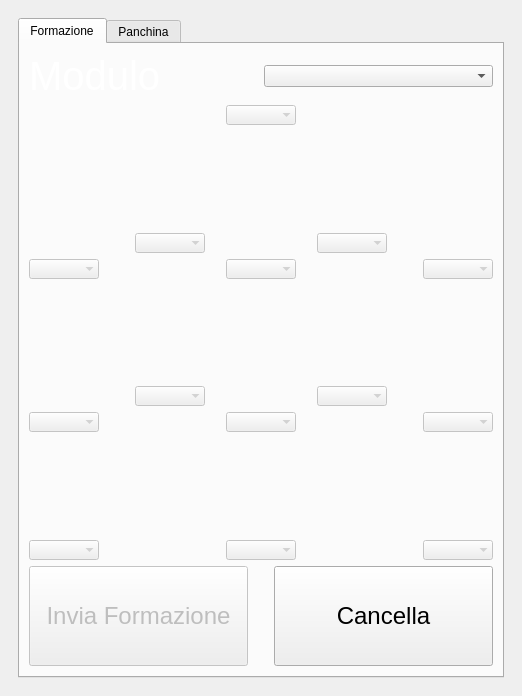
First picture: the form in forms/mainwindow.ui, repository matteosan1/fantandroid, before the edit.
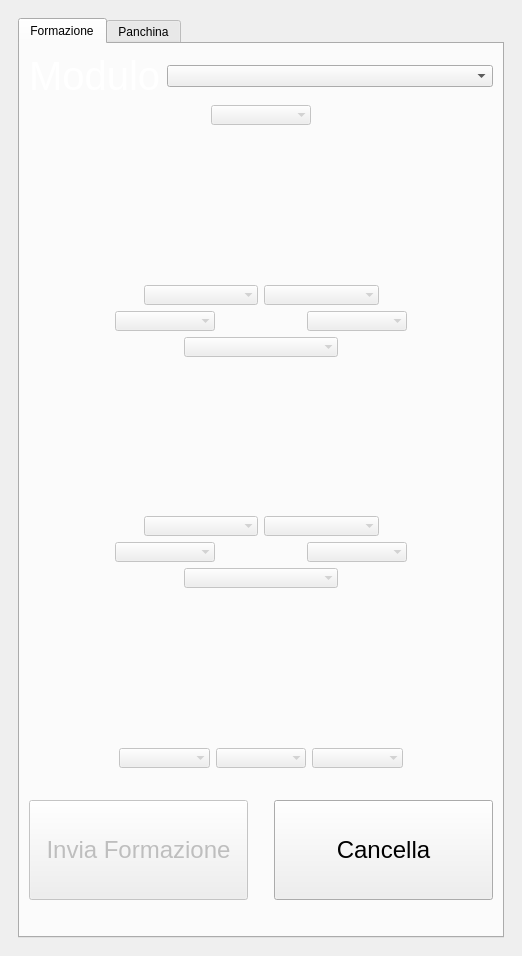
Second picture: the form after the edit. The open tabs and pages were chosen to show the change. Icons and pictures are not drawn.

The edit to the form file:
```diff
--- a/forms/mainwindow.ui
+++ b/forms/mainwindow.ui
@@ -7,7 +7,7 @@
     <x>0</x>
     <y>0</y>
     <width>522</width>
-    <height>696</height>
+    <height>956</height>
    </rect>
   </property>
   <property name="sizePolicy">
@@ -35,7 +35,8 @@
        </font>
       </property>
       <property name="styleSheet">
-       <string notr="true">QWidget#page {background-image: url(:/res/soccer-field2.jpg);}
+       <string notr="true">QStackWidget {background-color: grey;}
+QWidget#page {background-image: url(:/res/soccer-field2.jpg);}
 QWidget#page_4 {background-image: url(:/res/soccer-field2.jpg);}
 QWidget#page_5 {background-image: url(:/res/soccer-field2.jpg);}
 QWidget#page_3 {background-image: url(:/res/soccer-field2.jpg);}
@@ -43,7 +44,9 @@
 QWidget#tab {background-image: url(:/res/soccer-field2.jpg);}
 QWidget#tab_2 {background-image: url(:/res/soccer-field2.jpg);}
 QLabel { color: white; }
-QGroupBox#groupBox {color: white; }</string>
+QLabel { background-color: transparent; }
+QGroupBox#groupBox {color: white; }
+QGroupBox#groupBox {backgorund-image: url(:/res/soccer-field2.jpg);}</string>
       </property>
       <property name="currentIndex">
        <number>3</number>
@@ -680,6 +683,8 @@
            <attribute name="title">
             <string>Formazione</string>
            </attribute>
+           <layout class="QGridLayout" name="gridLayout_5">
+            <item row="0" column="0">
            <layout class="QVBoxLayout" name="verticalLayout_5">
             <item>
              <layout class="QHBoxLayout" name="horizontalLayout">
@@ -696,7 +701,20 @@
                </widget>
               </item>
               <item>
-               <widget class="QComboBox" name="comboBoxModulo"/>
+                 <widget class="QComboBox" name="comboBoxModulo">
+                  <property name="sizePolicy">
+                   <sizepolicy hsizetype="MinimumExpanding" vsizetype="Fixed">
+                    <horstretch>0</horstretch>
+                    <verstretch>0</verstretch>
+                   </sizepolicy>
+                  </property>
+                  <property name="minimumSize">
+                   <size>
+                    <width>100</width>
+                    <height>0</height>
+                   </size>
+                  </property>
+                 </widget>
               </item>
              </layout>
             </item>
@@ -723,6 +741,18 @@
                 <property name="enabled">
                  <bool>false</bool>
                 </property>
+                  <property name="sizePolicy">
+                   <sizepolicy hsizetype="MinimumExpanding" vsizetype="Fixed">
+                    <horstretch>0</horstretch>
+                    <verstretch>0</verstretch>
+                   </sizepolicy>
+                  </property>
+                  <property name="minimumSize">
+                   <size>
+                    <width>100</width>
+                    <height>0</height>
+                   </size>
+                  </property>
                 <property name="editable">
                  <bool>false</bool>
                 </property>
@@ -779,6 +809,18 @@
                 <property name="enabled">
                  <bool>false</bool>
                 </property>
+                  <property name="sizePolicy">
+                   <sizepolicy hsizetype="MinimumExpanding" vsizetype="Fixed">
+                    <horstretch>0</horstretch>
+                    <verstretch>0</verstretch>
+                   </sizepolicy>
+                  </property>
+                  <property name="minimumSize">
+                   <size>
+                    <width>100</width>
+                    <height>0</height>
+                   </size>
+                  </property>
                 <property name="editable">
                  <bool>false</bool>
                 </property>
@@ -787,24 +829,23 @@
                 </property>
                </widget>
               </item>
-              <item>
-               <spacer name="horizontalSpacer_8">
-                <property name="orientation">
-                 <enum>Qt::Horizontal</enum>
-                </property>
-                <property name="sizeHint" stdset="0">
-                 <size>
-                  <width>40</width>
-                  <height>20</height>
-                 </size>
-                </property>
-               </spacer>
-              </item>
               <item>
                <widget class="QComboBox" name="comboBoxDifensoreCx2">
                 <property name="enabled">
                  <bool>false</bool>
                 </property>
+                  <property name="sizePolicy">
+                   <sizepolicy hsizetype="MinimumExpanding" vsizetype="Fixed">
+                    <horstretch>0</horstretch>
+                    <verstretch>0</verstretch>
+                   </sizepolicy>
+                  </property>
+                  <property name="minimumSize">
+                   <size>
+                    <width>100</width>
+                    <height>0</height>
+                   </size>
+                  </property>
                 <property name="editable">
                  <bool>false</bool>
                 </property>
@@ -830,36 +871,35 @@
             </item>
             <item>
              <layout class="QHBoxLayout" name="horizontalLayout_5">
+                <item>
+                 <spacer name="horizontalSpacer_4">
+                  <property name="orientation">
+                   <enum>Qt::Horizontal</enum>
+                  </property>
+                  <property name="sizeHint" stdset="0">
+                   <size>
+                    <width>40</width>
+                    <height>20</height>
+                   </size>
+                  </property>
+                 </spacer>
+                </item>
               <item>
                <widget class="QComboBox" name="comboBoxDifensoreDx">
                 <property name="enabled">
                  <bool>false</bool>
                 </property>
-                <property name="editable">
-                 <bool>false</bool>
-                </property>
-                <property name="frame">
-                 <bool>false</bool>
-                </property>
-               </widget>
-              </item>
-              <item>
-               <spacer name="horizontalSpacer_6">
-                <property name="orientation">
-                 <enum>Qt::Horizontal</enum>
-                </property>
-                <property name="sizeHint" stdset="0">
+                  <property name="sizePolicy">
+                   <sizepolicy hsizetype="MinimumExpanding" vsizetype="Fixed">
+                    <horstretch>0</horstretch>
+                    <verstretch>0</verstretch>
+                   </sizepolicy>
+                  </property>
+                  <property name="minimumSize">
                  <size>
-                  <width>40</width>
-                  <height>20</height>
-                 </size>
-                </property>
-               </spacer>
-              </item>
-              <item>
-               <widget class="QComboBox" name="comboBoxDifensoreCx3">
-                <property name="enabled">
-                 <bool>false</bool>
+                    <width>100</width>
+                    <height>0</height>
+                   </size>
                 </property>
                 <property name="editable">
                  <bool>false</bool>
@@ -887,6 +927,18 @@
                 <property name="enabled">
                  <bool>false</bool>
                 </property>
+                  <property name="sizePolicy">
+                   <sizepolicy hsizetype="MinimumExpanding" vsizetype="Fixed">
+                    <horstretch>0</horstretch>
+                    <verstretch>0</verstretch>
+                   </sizepolicy>
+                  </property>
+                  <property name="minimumSize">
+                   <size>
+                    <width>100</width>
+                    <height>0</height>
+                   </size>
+                  </property>
                 <property name="editable">
                  <bool>false</bool>
                 </property>
@@ -894,6 +946,74 @@
                  <bool>false</bool>
                 </property>
                </widget>
+                </item>
+                <item>
+                 <spacer name="horizontalSpacer_6">
+                  <property name="orientation">
+                   <enum>Qt::Horizontal</enum>
+                  </property>
+                  <property name="sizeHint" stdset="0">
+                   <size>
+                    <width>40</width>
+                    <height>20</height>
+                   </size>
+                  </property>
+                 </spacer>
+                </item>
+               </layout>
+              </item>
+              <item>
+               <layout class="QHBoxLayout" name="horizontalLayout_7">
+                <item>
+                 <spacer name="horizontalSpacer_31">
+                  <property name="orientation">
+                   <enum>Qt::Horizontal</enum>
+                  </property>
+                  <property name="sizeHint" stdset="0">
+                   <size>
+                    <width>40</width>
+                    <height>20</height>
+                   </size>
+                  </property>
+                 </spacer>
+                </item>
+                <item>
+                 <widget class="QComboBox" name="comboBoxDifensoreCx3">
+                  <property name="enabled">
+                   <bool>false</bool>
+                  </property>
+                  <property name="sizePolicy">
+                   <sizepolicy hsizetype="MinimumExpanding" vsizetype="Fixed">
+                    <horstretch>0</horstretch>
+                    <verstretch>0</verstretch>
+                   </sizepolicy>
+                  </property>
+                  <property name="minimumSize">
+                   <size>
+                    <width>100</width>
+                    <height>0</height>
+                   </size>
+                  </property>
+                  <property name="editable">
+                   <bool>false</bool>
+                  </property>
+                  <property name="frame">
+                   <bool>false</bool>
+                  </property>
+                 </widget>
+                </item>
+                <item>
+                 <spacer name="horizontalSpacer_32">
+                  <property name="orientation">
+                   <enum>Qt::Horizontal</enum>
+                  </property>
+                  <property name="sizeHint" stdset="0">
+                   <size>
+                    <width>40</width>
+                    <height>20</height>
+                   </size>
+                  </property>
+                 </spacer>
               </item>
              </layout>
             </item>
@@ -930,6 +1050,18 @@
                 <property name="enabled">
                  <bool>false</bool>
                 </property>
+                  <property name="sizePolicy">
+                   <sizepolicy hsizetype="MinimumExpanding" vsizetype="Fixed">
+                    <horstretch>0</horstretch>
+                    <verstretch>0</verstretch>
+                   </sizepolicy>
+                  </property>
+                  <property name="minimumSize">
+                   <size>
+                    <width>100</width>
+                    <height>0</height>
+                   </size>
+                  </property>
                 <property name="editable">
                  <bool>false</bool>
                 </property>
@@ -938,24 +1070,23 @@
                 </property>
                </widget>
               </item>
-              <item>
-               <spacer name="horizontalSpacer_5">
-                <property name="orientation">
-                 <enum>Qt::Horizontal</enum>
-                </property>
-                <property name="sizeHint" stdset="0">
-                 <size>
-                  <width>40</width>
-                  <height>20</height>
-                 </size>
-                </property>
-               </spacer>
-              </item>
               <item>
                <widget class="QComboBox" name="comboBoxCentrocampistaCx2">
                 <property name="enabled">
                  <bool>false</bool>
                 </property>
+                  <property name="sizePolicy">
+                   <sizepolicy hsizetype="MinimumExpanding" vsizetype="Fixed">
+                    <horstretch>0</horstretch>
+                    <verstretch>0</verstretch>
+                   </sizepolicy>
+                  </property>
+                  <property name="minimumSize">
+                   <size>
+                    <width>100</width>
+                    <height>0</height>
+                   </size>
+                  </property>
                 <property name="editable">
                  <bool>false</bool>
                 </property>
@@ -980,12 +1111,37 @@
              </layout>
             </item>
             <item>
-             <layout class="QHBoxLayout" name="horizontalLayout_7">
+               <layout class="QHBoxLayout" name="horizontalLayout_22">
+                <item>
+                 <spacer name="horizontalSpacer_28">
+                  <property name="orientation">
+                   <enum>Qt::Horizontal</enum>
+                  </property>
+                  <property name="sizeHint" stdset="0">
+                   <size>
+                    <width>40</width>
+                    <height>20</height>
+                   </size>
+                  </property>
+                 </spacer>
+                </item>
               <item>
                <widget class="QComboBox" name="comboBoxCentrocampistaDx">
                 <property name="enabled">
                  <bool>false</bool>
                 </property>
+                  <property name="sizePolicy">
+                   <sizepolicy hsizetype="MinimumExpanding" vsizetype="Fixed">
+                    <horstretch>0</horstretch>
+                    <verstretch>0</verstretch>
+                   </sizepolicy>
+                  </property>
+                  <property name="minimumSize">
+                   <size>
+                    <width>100</width>
+                    <height>0</height>
+                   </size>
+                  </property>
                 <property name="editable">
                  <bool>false</bool>
                 </property>
@@ -1007,37 +1163,23 @@
                 </property>
                </spacer>
               </item>
-              <item>
-               <widget class="QComboBox" name="comboBoxCentrocampistaCx3">
-                <property name="enabled">
-                 <bool>false</bool>
-                </property>
-                <property name="editable">
-                 <bool>false</bool>
-                </property>
-                <property name="frame">
-                 <bool>false</bool>
-                </property>
-               </widget>
-              </item>
-              <item>
-               <spacer name="horizontalSpacer_4">
-                <property name="orientation">
-                 <enum>Qt::Horizontal</enum>
-                </property>
-                <property name="sizeHint" stdset="0">
-                 <size>
-                  <width>40</width>
-                  <height>20</height>
-                 </size>
-                </property>
-               </spacer>
-              </item>
               <item>
                <widget class="QComboBox" name="comboBoxCentrocampistaSx">
                 <property name="enabled">
                  <bool>false</bool>
                 </property>
+                  <property name="sizePolicy">
+                   <sizepolicy hsizetype="MinimumExpanding" vsizetype="Fixed">
+                    <horstretch>0</horstretch>
+                    <verstretch>0</verstretch>
+                   </sizepolicy>
+                  </property>
+                  <property name="minimumSize">
+                   <size>
+                    <width>100</width>
+                    <height>0</height>
+                   </size>
+                  </property>
                 <property name="editable">
                  <bool>false</bool>
                 </property>
@@ -1045,6 +1187,74 @@
                  <bool>false</bool>
                 </property>
                </widget>
+                </item>
+                <item>
+                 <spacer name="horizontalSpacer_29">
+                  <property name="orientation">
+                   <enum>Qt::Horizontal</enum>
+                  </property>
+                  <property name="sizeHint" stdset="0">
+                   <size>
+                    <width>40</width>
+                    <height>20</height>
+                   </size>
+                  </property>
+                 </spacer>
+                </item>
+               </layout>
+              </item>
+              <item>
+               <layout class="QHBoxLayout" name="horizontalLayout_23">
+                <item>
+                 <spacer name="horizontalSpacer_33">
+                  <property name="orientation">
+                   <enum>Qt::Horizontal</enum>
+                  </property>
+                  <property name="sizeHint" stdset="0">
+                   <size>
+                    <width>40</width>
+                    <height>20</height>
+                   </size>
+                  </property>
+                 </spacer>
+                </item>
+                <item>
+                 <widget class="QComboBox" name="comboBoxCentrocampistaCx3">
+                  <property name="enabled">
+                   <bool>false</bool>
+                  </property>
+                  <property name="sizePolicy">
+                   <sizepolicy hsizetype="MinimumExpanding" vsizetype="Fixed">
+                    <horstretch>0</horstretch>
+                    <verstretch>0</verstretch>
+                   </sizepolicy>
+                  </property>
+                  <property name="minimumSize">
+                   <size>
+                    <width>100</width>
+                    <height>0</height>
+                   </size>
+                  </property>
+                  <property name="editable">
+                   <bool>false</bool>
+                  </property>
+                  <property name="frame">
+                   <bool>false</bool>
+                  </property>
+                 </widget>
+                </item>
+                <item>
+                 <spacer name="horizontalSpacer_34">
+                  <property name="orientation">
+                   <enum>Qt::Horizontal</enum>
+                  </property>
+                  <property name="sizeHint" stdset="0">
+                   <size>
+                    <width>40</width>
+                    <height>20</height>
+                   </size>
+                  </property>
+                 </spacer>
               </item>
              </layout>
             </item>
@@ -1063,11 +1273,36 @@
             </item>
             <item>
              <layout class="QHBoxLayout" name="horizontalLayout_8">
+                <item>
+                 <spacer name="horizontalSpacer_5">
+                  <property name="orientation">
+                   <enum>Qt::Horizontal</enum>
+                  </property>
+                  <property name="sizeHint" stdset="0">
+                   <size>
+                    <width>40</width>
+                    <height>20</height>
+                   </size>
+                  </property>
+                 </spacer>
+                </item>
               <item>
                <widget class="QComboBox" name="comboBoxAttaccanteDx">
                 <property name="enabled">
                  <bool>false</bool>
                 </property>
+                  <property name="sizePolicy">
+                   <sizepolicy hsizetype="MinimumExpanding" vsizetype="Fixed">
+                    <horstretch>0</horstretch>
+                    <verstretch>0</verstretch>
+                   </sizepolicy>
+                  </property>
+                  <property name="minimumSize">
+                   <size>
+                    <width>50</width>
+                    <height>0</height>
+                   </size>
+                  </property>
                 <property name="editable">
                  <bool>false</bool>
                 </property>
@@ -1076,24 +1311,23 @@
                 </property>
                </widget>
               </item>
-              <item>
-               <spacer name="horizontalSpacer_9">
-                <property name="orientation">
-                 <enum>Qt::Horizontal</enum>
-                </property>
-                <property name="sizeHint" stdset="0">
-                 <size>
-                  <width>40</width>
-                  <height>20</height>
-                 </size>
-                </property>
-               </spacer>
-              </item>
               <item>
                <widget class="QComboBox" name="comboBoxAttaccanteCx">
                 <property name="enabled">
                  <bool>false</bool>
                 </property>
+                  <property name="sizePolicy">
+                   <sizepolicy hsizetype="MinimumExpanding" vsizetype="Fixed">
+                    <horstretch>0</horstretch>
+                    <verstretch>0</verstretch>
+                   </sizepolicy>
+                  </property>
+                  <property name="minimumSize">
+                   <size>
+                    <width>50</width>
+                    <height>0</height>
+                   </size>
+                  </property>
                 <property name="editable">
                  <bool>false</bool>
                 </property>
@@ -1102,24 +1336,23 @@
                 </property>
                </widget>
               </item>
-              <item>
-               <spacer name="horizontalSpacer_10">
-                <property name="orientation">
-                 <enum>Qt::Horizontal</enum>
-                </property>
-                <property name="sizeHint" stdset="0">
-                 <size>
-                  <width>40</width>
-                  <height>20</height>
-                 </size>
-                </property>
-               </spacer>
-              </item>
               <item>
                <widget class="QComboBox" name="comboBoxAttaccanteSx">
                 <property name="enabled">
                  <bool>false</bool>
                 </property>
+                  <property name="sizePolicy">
+                   <sizepolicy hsizetype="MinimumExpanding" vsizetype="Fixed">
+                    <horstretch>0</horstretch>
+                    <verstretch>0</verstretch>
+                   </sizepolicy>
+                  </property>
+                  <property name="minimumSize">
+                   <size>
+                    <width>50</width>
+                    <height>0</height>
+                   </size>
+                  </property>
                 <property name="editable">
                  <bool>false</bool>
                 </property>
@@ -1128,6 +1361,19 @@
                 </property>
                </widget>
               </item>
+                <item>
+                 <spacer name="horizontalSpacer_8">
+                  <property name="orientation">
+                   <enum>Qt::Horizontal</enum>
+                  </property>
+                  <property name="sizeHint" stdset="0">
+                   <size>
+                    <width>40</width>
+                    <height>20</height>
+                   </size>
+                  </property>
+                 </spacer>
+                </item>
              </layout>
             </item>
             <item>
@@ -1143,6 +1389,12 @@
                   <verstretch>0</verstretch>
                  </sizepolicy>
                 </property>
+                  <property name="minimumSize">
+                   <size>
+                    <width>100</width>
+                    <height>0</height>
+                   </size>
+                  </property>
                 <property name="maximumSize">
                  <size>
                   <width>16777215</width>
@@ -1180,6 +1432,12 @@
                   <verstretch>0</verstretch>
                  </sizepolicy>
                 </property>
+                  <property name="minimumSize">
+                   <size>
+                    <width>100</width>
+                    <height>0</height>
+                   </size>
+                  </property>
                 <property name="maximumSize">
                  <size>
                   <width>16777215</width>
@@ -1199,6 +1457,8 @@
              </layout>
             </item>
            </layout>
+            </item>
+           </layout>
           </widget>
           <widget class="QWidget" name="tab_2">
            <attribute name="title">
```
Left out of the diff: 271 changed lines with no effect on the pictures. Lines whose indentation alone changed are shown as unchanged.
